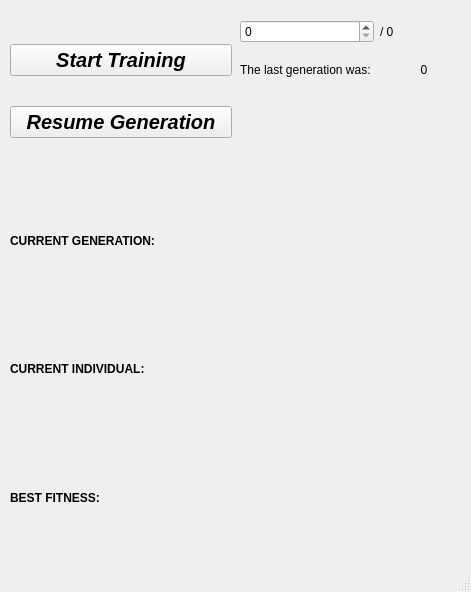
First picture: the form in evolutionary_robots/obstacle_avoidance/gui/train_robot.ui, repository TheRoboticsClub/colab-gsoc2020-Sakshay_Mahna, before the edit.
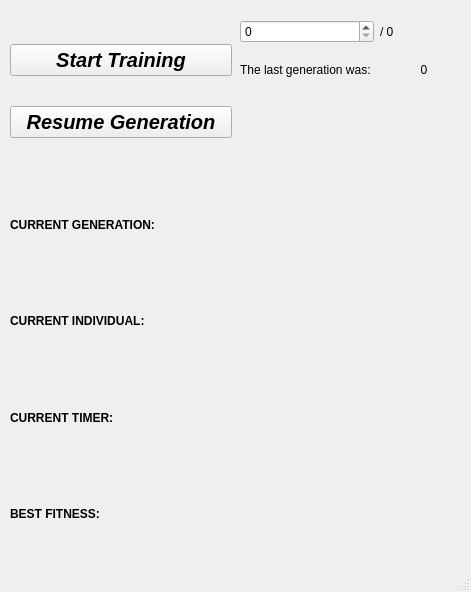
Second picture: the form after the edit.

Patch:
```diff
--- a/evolutionary_robots/obstacle_avoidance/gui/train_robot.ui
+++ b/evolutionary_robots/obstacle_avoidance/gui/train_robot.ui
@@ -49,6 +49,13 @@
        </property>
       </widget>
      </item>
+     <item>
+      <widget class="QLabel" name="timer">
+       <property name="text">
+        <string>&lt;html&gt;&lt;head/&gt;&lt;body&gt;&lt;p&gt;&lt;span style=&quot; font-weight:600;&quot;&gt;CURRENT TIMER: &lt;/span&gt;&lt;/p&gt;&lt;/body&gt;&lt;/html&gt;</string>
+       </property>
+      </widget>
+     </item>
      <item>
       <widget class="QLabel" name="best_fitness">
        <property name="text">
```
Left out of the diff: 7 changed lines with no effect on the pictures.
